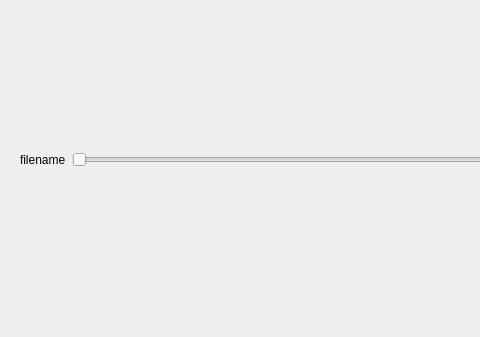
Above: window/playerwindow.ui from Sparks-zs/CloudDisk before the change; both pictures show x 0 to 480 and y 207 to 544 of the 963 by 544 pixel window. Below: the same form after it.
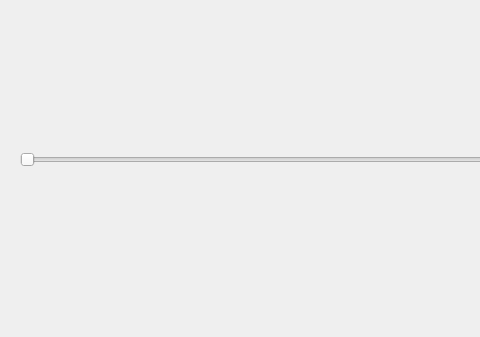
That is the form after the change.

Patch:
```diff
--- a/window/playerwindow.ui
+++ b/window/playerwindow.ui
@@ -29,13 +29,6 @@
       </size>
      </property>
      <layout class="QHBoxLayout" name="horizontalLayout_2">
-      <item>
-       <widget class="QLabel" name="curVideoName">
-        <property name="text">
-         <string>filename</string>
-        </property>
-       </widget>
-      </item>
       <item>
        <widget class="QSlider" name="videoPositionSlider">
         <property name="orientation">
```
